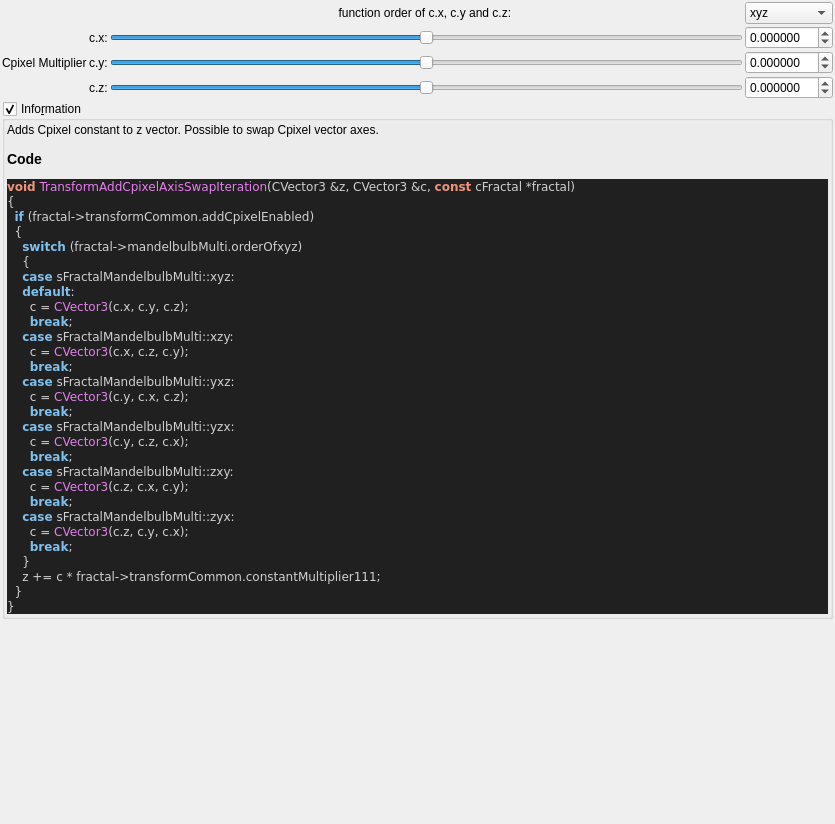
Above: mandelbulber2/qt_data/fractal_transf_add_Cpixel_axis_swap.ui from buddhi1980/mandelbulber2 before the change. Below: the same form after it.
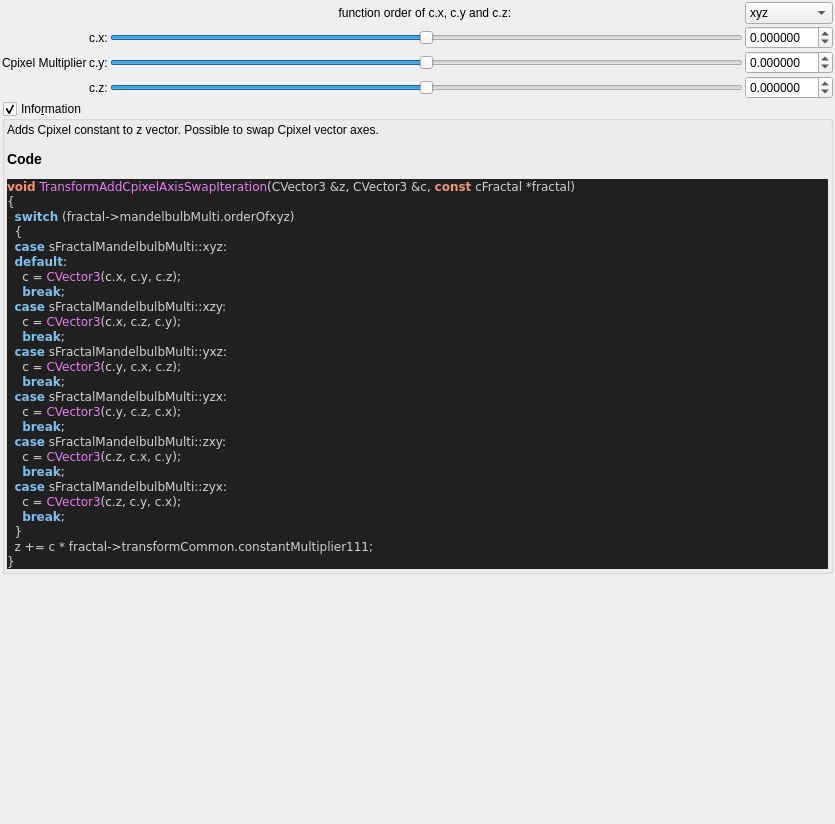
That is the form after the change. Custom widgets are drawn as their Qt base class.

```diff
--- a/mandelbulber2/qt_data/fractal_transf_add_Cpixel_axis_swap.ui
+++ b/mandelbulber2/qt_data/fractal_transf_add_Cpixel_axis_swap.ui
@@ -303,32 +303,29 @@
 &lt;body style=&quot;background-color:#202020&quot;&gt;
 &lt;pre style=&quot;color:#d0d0d0; background-color:#202020;  font-family:'Courier New',monospace;&quot;&gt;&lt;span style=&quot;color:#f09479; font-weight:bold&quot;&gt;void&lt;/span&gt; &lt;span style=&quot;color:#e47eed&quot;&gt;TransformAddCpixelAxisSwapIteration&lt;/span&gt;&lt;span style=&quot;color:#d0d0d0&quot;&gt;(&lt;/span&gt;CVector3 &lt;span style=&quot;color:#d0d0d0&quot;&gt;&amp;amp;&lt;/span&gt;z&lt;span style=&quot;color:#d0d0d0&quot;&gt;,&lt;/span&gt; CVector3 &lt;span style=&quot;color:#d0d0d0&quot;&gt;&amp;amp;&lt;/span&gt;c&lt;span style=&quot;color:#d0d0d0&quot;&gt;,&lt;/span&gt; &lt;span style=&quot;color:#f09479; font-weight:bold&quot;&gt;const&lt;/span&gt; cFractal &lt;span style=&quot;color:#d0d0d0&quot;&gt;*&lt;/span&gt;fractal&lt;span style=&quot;color:#d0d0d0&quot;&gt;)&lt;/span&gt;
 &lt;span style=&quot;color:#d0d0d0&quot;&gt;{&lt;/span&gt;
-  &lt;span style=&quot;color:#7ec0ee; font-weight:bold&quot;&gt;if&lt;/span&gt; &lt;span style=&quot;color:#d0d0d0&quot;&gt;(&lt;/span&gt;fractal&lt;span style=&quot;color:#d0d0d0&quot;&gt;-&amp;gt;&lt;/span&gt;transformCommon&lt;span style=&quot;color:#d0d0d0&quot;&gt;.&lt;/span&gt;addCpixelEnabled&lt;span style=&quot;color:#d0d0d0&quot;&gt;)&lt;/span&gt;
+  &lt;span style=&quot;color:#7ec0ee; font-weight:bold&quot;&gt;switch&lt;/span&gt; &lt;span style=&quot;color:#d0d0d0&quot;&gt;(&lt;/span&gt;fractal&lt;span style=&quot;color:#d0d0d0&quot;&gt;-&amp;gt;&lt;/span&gt;mandelbulbMulti&lt;span style=&quot;color:#d0d0d0&quot;&gt;.&lt;/span&gt;orderOfxyz&lt;span style=&quot;color:#d0d0d0&quot;&gt;)&lt;/span&gt;
   &lt;span style=&quot;color:#d0d0d0&quot;&gt;{&lt;/span&gt;
-    &lt;span style=&quot;color:#7ec0ee; font-weight:bold&quot;&gt;switch&lt;/span&gt; &lt;span style=&quot;color:#d0d0d0&quot;&gt;(&lt;/span&gt;fractal&lt;span style=&quot;color:#d0d0d0&quot;&gt;-&amp;gt;&lt;/span&gt;mandelbulbMulti&lt;span style=&quot;color:#d0d0d0&quot;&gt;.&lt;/span&gt;orderOfxyz&lt;span style=&quot;color:#d0d0d0&quot;&gt;)&lt;/span&gt;
-    &lt;span style=&quot;color:#d0d0d0&quot;&gt;{&lt;/span&gt;
-    &lt;span style=&quot;color:#7ec0ee; font-weight:bold&quot;&gt;case&lt;/span&gt; sFractalMandelbulbMulti&lt;span style=&quot;color:#d0d0d0&quot;&gt;::&lt;/span&gt;xyz&lt;span style=&quot;color:#d0d0d0&quot;&gt;:&lt;/span&gt;
-    &lt;span style=&quot;color:#7ec0ee; font-weight:bold&quot;&gt;default&lt;/span&gt;&lt;span style=&quot;color:#d0d0d0&quot;&gt;:&lt;/span&gt;
-      c &lt;span style=&quot;color:#d0d0d0&quot;&gt;=&lt;/span&gt; &lt;span style=&quot;color:#e47eed&quot;&gt;CVector3&lt;/span&gt;&lt;span style=&quot;color:#d0d0d0&quot;&gt;(&lt;/span&gt;c&lt;span style=&quot;color:#d0d0d0&quot;&gt;.&lt;/span&gt;x&lt;span style=&quot;color:#d0d0d0&quot;&gt;,&lt;/span&gt; c&lt;span style=&quot;color:#d0d0d0&quot;&gt;.&lt;/span&gt;y&lt;span style=&quot;color:#d0d0d0&quot;&gt;,&lt;/span&gt; c&lt;span style=&quot;color:#d0d0d0&quot;&gt;.&lt;/span&gt;z&lt;span style=&quot;color:#d0d0d0&quot;&gt;);&lt;/span&gt;
-      &lt;span style=&quot;color:#7ec0ee; font-weight:bold&quot;&gt;break&lt;/span&gt;&lt;span style=&quot;color:#d0d0d0&quot;&gt;;&lt;/span&gt;
-    &lt;span style=&quot;color:#7ec0ee; font-weight:bold&quot;&gt;case&lt;/span&gt; sFractalMandelbulbMulti&lt;span style=&quot;color:#d0d0d0&quot;&gt;::&lt;/span&gt;xzy&lt;span style=&quot;color:#d0d0d0&quot;&gt;:&lt;/span&gt;
-      c &lt;span style=&quot;color:#d0d0d0&quot;&gt;=&lt;/span&gt; &lt;span style=&quot;color:#e47eed&quot;&gt;CVector3&lt;/span&gt;&lt;span style=&quot;color:#d0d0d0&quot;&gt;(&lt;/span&gt;c&lt;span style=&quot;color:#d0d0d0&quot;&gt;.&lt;/span&gt;x&lt;span style=&quot;color:#d0d0d0&quot;&gt;,&lt;/span&gt; c&lt;span style=&quot;color:#d0d0d0&quot;&gt;.&lt;/span&gt;z&lt;span style=&quot;color:#d0d0d0&quot;&gt;,&lt;/span&gt; c&lt;span style=&quot;color:#d0d0d0&quot;&gt;.&lt;/span&gt;y&lt;span style=&quot;color:#d0d0d0&quot;&gt;);&lt;/span&gt;
-      &lt;span style=&quot;color:#7ec0ee; font-weight:bold&quot;&gt;break&lt;/span&gt;&lt;span style=&quot;color:#d0d0d0&quot;&gt;;&lt;/span&gt;
-    &lt;span style=&quot;color:#7ec0ee; font-weight:bold&quot;&gt;case&lt;/span&gt; sFractalMandelbulbMulti&lt;span style=&quot;color:#d0d0d0&quot;&gt;::&lt;/span&gt;yxz&lt;span style=&quot;color:#d0d0d0&quot;&gt;:&lt;/span&gt;
-      c &lt;span style=&quot;color:#d0d0d0&quot;&gt;=&lt;/span&gt; &lt;span style=&quot;color:#e47eed&quot;&gt;CVector3&lt;/span&gt;&lt;span style=&quot;color:#d0d0d0&quot;&gt;(&lt;/span&gt;c&lt;span style=&quot;color:#d0d0d0&quot;&gt;.&lt;/span&gt;y&lt;span style=&quot;color:#d0d0d0&quot;&gt;,&lt;/span&gt; c&lt;span style=&quot;color:#d0d0d0&quot;&gt;.&lt;/span&gt;x&lt;span style=&quot;color:#d0d0d0&quot;&gt;,&lt;/span&gt; c&lt;span style=&quot;color:#d0d0d0&quot;&gt;.&lt;/span&gt;z&lt;span style=&quot;color:#d0d0d0&quot;&gt;);&lt;/span&gt;
-      &lt;span style=&quot;color:#7ec0ee; font-weight:bold&quot;&gt;break&lt;/span&gt;&lt;span style=&quot;color:#d0d0d0&quot;&gt;;&lt;/span&gt;
-    &lt;span style=&quot;color:#7ec0ee; font-weight:bold&quot;&gt;case&lt;/span&gt; sFractalMandelbulbMulti&lt;span style=&quot;color:#d0d0d0&quot;&gt;::&lt;/span&gt;yzx&lt;span style=&quot;color:#d0d0d0&quot;&gt;:&lt;/span&gt;
-      c &lt;span style=&quot;color:#d0d0d0&quot;&gt;=&lt;/span&gt; &lt;span style=&quot;color:#e47eed&quot;&gt;CVector3&lt;/span&gt;&lt;span style=&quot;color:#d0d0d0&quot;&gt;(&lt;/span&gt;c&lt;span style=&quot;color:#d0d0d0&quot;&gt;.&lt;/span&gt;y&lt;span style=&quot;color:#d0d0d0&quot;&gt;,&lt;/span&gt; c&lt;span style=&quot;color:#d0d0d0&quot;&gt;.&lt;/span&gt;z&lt;span style=&quot;color:#d0d0d0&quot;&gt;,&lt;/span&gt; c&lt;span style=&quot;color:#d0d0d0&quot;&gt;.&lt;/span&gt;x&lt;span style=&quot;color:#d0d0d0&quot;&gt;);&lt;/span&gt;
-      &lt;span style=&quot;color:#7ec0ee; font-weight:bold&quot;&gt;break&lt;/span&gt;&lt;span style=&quot;color:#d0d0d0&quot;&gt;;&lt;/span&gt;
-    &lt;span style=&quot;color:#7ec0ee; font-weight:bold&quot;&gt;case&lt;/span&gt; sFractalMandelbulbMulti&lt;span style=&quot;color:#d0d0d0&quot;&gt;::&lt;/span&gt;zxy&lt;span style=&quot;color:#d0d0d0&quot;&gt;:&lt;/span&gt;
-      c &lt;span style=&quot;color:#d0d0d0&quot;&gt;=&lt;/span&gt; &lt;span style=&quot;color:#e47eed&quot;&gt;CVector3&lt;/span&gt;&lt;span style=&quot;color:#d0d0d0&quot;&gt;(&lt;/span&gt;c&lt;span style=&quot;color:#d0d0d0&quot;&gt;.&lt;/span&gt;z&lt;span style=&quot;color:#d0d0d0&quot;&gt;,&lt;/span&gt; c&lt;span style=&quot;color:#d0d0d0&quot;&gt;.&lt;/span&gt;x&lt;span style=&quot;color:#d0d0d0&quot;&gt;,&lt;/span&gt; c&lt;span style=&quot;color:#d0d0d0&quot;&gt;.&lt;/span&gt;y&lt;span style=&quot;color:#d0d0d0&quot;&gt;);&lt;/span&gt;
-      &lt;span style=&quot;color:#7ec0ee; font-weight:bold&quot;&gt;break&lt;/span&gt;&lt;span style=&quot;color:#d0d0d0&quot;&gt;;&lt;/span&gt;
-    &lt;span style=&quot;color:#7ec0ee; font-weight:bold&quot;&gt;case&lt;/span&gt; sFractalMandelbulbMulti&lt;span style=&quot;color:#d0d0d0&quot;&gt;::&lt;/span&gt;zyx&lt;span style=&quot;color:#d0d0d0&quot;&gt;:&lt;/span&gt;
-      c &lt;span style=&quot;color:#d0d0d0&quot;&gt;=&lt;/span&gt; &lt;span style=&quot;color:#e47eed&quot;&gt;CVector3&lt;/span&gt;&lt;span style=&quot;color:#d0d0d0&quot;&gt;(&lt;/span&gt;c&lt;span style=&quot;color:#d0d0d0&quot;&gt;.&lt;/span&gt;z&lt;span style=&quot;color:#d0d0d0&quot;&gt;,&lt;/span&gt; c&lt;span style=&quot;color:#d0d0d0&quot;&gt;.&lt;/span&gt;y&lt;span style=&quot;color:#d0d0d0&quot;&gt;,&lt;/span&gt; c&lt;span style=&quot;color:#d0d0d0&quot;&gt;.&lt;/span&gt;x&lt;span style=&quot;color:#d0d0d0&quot;&gt;);&lt;/span&gt;
-      &lt;span style=&quot;color:#7ec0ee; font-weight:bold&quot;&gt;break&lt;/span&gt;&lt;span style=&quot;color:#d0d0d0&quot;&gt;;&lt;/span&gt;
-    &lt;span style=&quot;color:#d0d0d0&quot;&gt;}&lt;/span&gt;
-    z &lt;span style=&quot;color:#d0d0d0&quot;&gt;+=&lt;/span&gt; c &lt;span style=&quot;color:#d0d0d0&quot;&gt;*&lt;/span&gt; fractal&lt;span style=&quot;color:#d0d0d0&quot;&gt;-&amp;gt;&lt;/span&gt;transformCommon&lt;span style=&quot;color:#d0d0d0&quot;&gt;.&lt;/span&gt;constantMultiplier111&lt;span style=&quot;color:#d0d0d0&quot;&gt;;&lt;/span&gt;
+  &lt;span style=&quot;color:#7ec0ee; font-weight:bold&quot;&gt;case&lt;/span&gt; sFractalMandelbulbMulti&lt;span style=&quot;color:#d0d0d0&quot;&gt;::&lt;/span&gt;xyz&lt;span style=&quot;color:#d0d0d0&quot;&gt;:&lt;/span&gt;
+  &lt;span style=&quot;color:#7ec0ee; font-weight:bold&quot;&gt;default&lt;/span&gt;&lt;span style=&quot;color:#d0d0d0&quot;&gt;:&lt;/span&gt;
+    c &lt;span style=&quot;color:#d0d0d0&quot;&gt;=&lt;/span&gt; &lt;span style=&quot;color:#e47eed&quot;&gt;CVector3&lt;/span&gt;&lt;span style=&quot;color:#d0d0d0&quot;&gt;(&lt;/span&gt;c&lt;span style=&quot;color:#d0d0d0&quot;&gt;.&lt;/span&gt;x&lt;span style=&quot;color:#d0d0d0&quot;&gt;,&lt;/span&gt; c&lt;span style=&quot;color:#d0d0d0&quot;&gt;.&lt;/span&gt;y&lt;span style=&quot;color:#d0d0d0&quot;&gt;,&lt;/span&gt; c&lt;span style=&quot;color:#d0d0d0&quot;&gt;.&lt;/span&gt;z&lt;span style=&quot;color:#d0d0d0&quot;&gt;);&lt;/span&gt;
+    &lt;span style=&quot;color:#7ec0ee; font-weight:bold&quot;&gt;break&lt;/span&gt;&lt;span style=&quot;color:#d0d0d0&quot;&gt;;&lt;/span&gt;
+  &lt;span style=&quot;color:#7ec0ee; font-weight:bold&quot;&gt;case&lt;/span&gt; sFractalMandelbulbMulti&lt;span style=&quot;color:#d0d0d0&quot;&gt;::&lt;/span&gt;xzy&lt;span style=&quot;color:#d0d0d0&quot;&gt;:&lt;/span&gt;
+    c &lt;span style=&quot;color:#d0d0d0&quot;&gt;=&lt;/span&gt; &lt;span style=&quot;color:#e47eed&quot;&gt;CVector3&lt;/span&gt;&lt;span style=&quot;color:#d0d0d0&quot;&gt;(&lt;/span&gt;c&lt;span style=&quot;color:#d0d0d0&quot;&gt;.&lt;/span&gt;x&lt;span style=&quot;color:#d0d0d0&quot;&gt;,&lt;/span&gt; c&lt;span style=&quot;color:#d0d0d0&quot;&gt;.&lt;/span&gt;z&lt;span style=&quot;color:#d0d0d0&quot;&gt;,&lt;/span&gt; c&lt;span style=&quot;color:#d0d0d0&quot;&gt;.&lt;/span&gt;y&lt;span style=&quot;color:#d0d0d0&quot;&gt;);&lt;/span&gt;
+    &lt;span style=&quot;color:#7ec0ee; font-weight:bold&quot;&gt;break&lt;/span&gt;&lt;span style=&quot;color:#d0d0d0&quot;&gt;;&lt;/span&gt;
+  &lt;span style=&quot;color:#7ec0ee; font-weight:bold&quot;&gt;case&lt;/span&gt; sFractalMandelbulbMulti&lt;span style=&quot;color:#d0d0d0&quot;&gt;::&lt;/span&gt;yxz&lt;span style=&quot;color:#d0d0d0&quot;&gt;:&lt;/span&gt;
+    c &lt;span style=&quot;color:#d0d0d0&quot;&gt;=&lt;/span&gt; &lt;span style=&quot;color:#e47eed&quot;&gt;CVector3&lt;/span&gt;&lt;span style=&quot;color:#d0d0d0&quot;&gt;(&lt;/span&gt;c&lt;span style=&quot;color:#d0d0d0&quot;&gt;.&lt;/span&gt;y&lt;span style=&quot;color:#d0d0d0&quot;&gt;,&lt;/span&gt; c&lt;span style=&quot;color:#d0d0d0&quot;&gt;.&lt;/span&gt;x&lt;span style=&quot;color:#d0d0d0&quot;&gt;,&lt;/span&gt; c&lt;span style=&quot;color:#d0d0d0&quot;&gt;.&lt;/span&gt;z&lt;span style=&quot;color:#d0d0d0&quot;&gt;);&lt;/span&gt;
+    &lt;span style=&quot;color:#7ec0ee; font-weight:bold&quot;&gt;break&lt;/span&gt;&lt;span style=&quot;color:#d0d0d0&quot;&gt;;&lt;/span&gt;
+  &lt;span style=&quot;color:#7ec0ee; font-weight:bold&quot;&gt;case&lt;/span&gt; sFractalMandelbulbMulti&lt;span style=&quot;color:#d0d0d0&quot;&gt;::&lt;/span&gt;yzx&lt;span style=&quot;color:#d0d0d0&quot;&gt;:&lt;/span&gt;
+    c &lt;span style=&quot;color:#d0d0d0&quot;&gt;=&lt;/span&gt; &lt;span style=&quot;color:#e47eed&quot;&gt;CVector3&lt;/span&gt;&lt;span style=&quot;color:#d0d0d0&quot;&gt;(&lt;/span&gt;c&lt;span style=&quot;color:#d0d0d0&quot;&gt;.&lt;/span&gt;y&lt;span style=&quot;color:#d0d0d0&quot;&gt;,&lt;/span&gt; c&lt;span style=&quot;color:#d0d0d0&quot;&gt;.&lt;/span&gt;z&lt;span style=&quot;color:#d0d0d0&quot;&gt;,&lt;/span&gt; c&lt;span style=&quot;color:#d0d0d0&quot;&gt;.&lt;/span&gt;x&lt;span style=&quot;color:#d0d0d0&quot;&gt;);&lt;/span&gt;
+    &lt;span style=&quot;color:#7ec0ee; font-weight:bold&quot;&gt;break&lt;/span&gt;&lt;span style=&quot;color:#d0d0d0&quot;&gt;;&lt;/span&gt;
+  &lt;span style=&quot;color:#7ec0ee; font-weight:bold&quot;&gt;case&lt;/span&gt; sFractalMandelbulbMulti&lt;span style=&quot;color:#d0d0d0&quot;&gt;::&lt;/span&gt;zxy&lt;span style=&quot;color:#d0d0d0&quot;&gt;:&lt;/span&gt;
+    c &lt;span style=&quot;color:#d0d0d0&quot;&gt;=&lt;/span&gt; &lt;span style=&quot;color:#e47eed&quot;&gt;CVector3&lt;/span&gt;&lt;span style=&quot;color:#d0d0d0&quot;&gt;(&lt;/span&gt;c&lt;span style=&quot;color:#d0d0d0&quot;&gt;.&lt;/span&gt;z&lt;span style=&quot;color:#d0d0d0&quot;&gt;,&lt;/span&gt; c&lt;span style=&quot;color:#d0d0d0&quot;&gt;.&lt;/span&gt;x&lt;span style=&quot;color:#d0d0d0&quot;&gt;,&lt;/span&gt; c&lt;span style=&quot;color:#d0d0d0&quot;&gt;.&lt;/span&gt;y&lt;span style=&quot;color:#d0d0d0&quot;&gt;);&lt;/span&gt;
+    &lt;span style=&quot;color:#7ec0ee; font-weight:bold&quot;&gt;break&lt;/span&gt;&lt;span style=&quot;color:#d0d0d0&quot;&gt;;&lt;/span&gt;
+  &lt;span style=&quot;color:#7ec0ee; font-weight:bold&quot;&gt;case&lt;/span&gt; sFractalMandelbulbMulti&lt;span style=&quot;color:#d0d0d0&quot;&gt;::&lt;/span&gt;zyx&lt;span style=&quot;color:#d0d0d0&quot;&gt;:&lt;/span&gt;
+    c &lt;span style=&quot;color:#d0d0d0&quot;&gt;=&lt;/span&gt; &lt;span style=&quot;color:#e47eed&quot;&gt;CVector3&lt;/span&gt;&lt;span style=&quot;color:#d0d0d0&quot;&gt;(&lt;/span&gt;c&lt;span style=&quot;color:#d0d0d0&quot;&gt;.&lt;/span&gt;z&lt;span style=&quot;color:#d0d0d0&quot;&gt;,&lt;/span&gt; c&lt;span style=&quot;color:#d0d0d0&quot;&gt;.&lt;/span&gt;y&lt;span style=&quot;color:#d0d0d0&quot;&gt;,&lt;/span&gt; c&lt;span style=&quot;color:#d0d0d0&quot;&gt;.&lt;/span&gt;x&lt;span style=&quot;color:#d0d0d0&quot;&gt;);&lt;/span&gt;
+    &lt;span style=&quot;color:#7ec0ee; font-weight:bold&quot;&gt;break&lt;/span&gt;&lt;span style=&quot;color:#d0d0d0&quot;&gt;;&lt;/span&gt;
   &lt;span style=&quot;color:#d0d0d0&quot;&gt;}&lt;/span&gt;
+  z &lt;span style=&quot;color:#d0d0d0&quot;&gt;+=&lt;/span&gt; c &lt;span style=&quot;color:#d0d0d0&quot;&gt;*&lt;/span&gt; fractal&lt;span style=&quot;color:#d0d0d0&quot;&gt;-&amp;gt;&lt;/span&gt;transformCommon&lt;span style=&quot;color:#d0d0d0&quot;&gt;.&lt;/span&gt;constantMultiplier111&lt;span style=&quot;color:#d0d0d0&quot;&gt;;&lt;/span&gt;
 &lt;span style=&quot;color:#d0d0d0&quot;&gt;}&lt;/span&gt;
 &lt;/pre&gt;
 &lt;/body&gt;</string>
```
